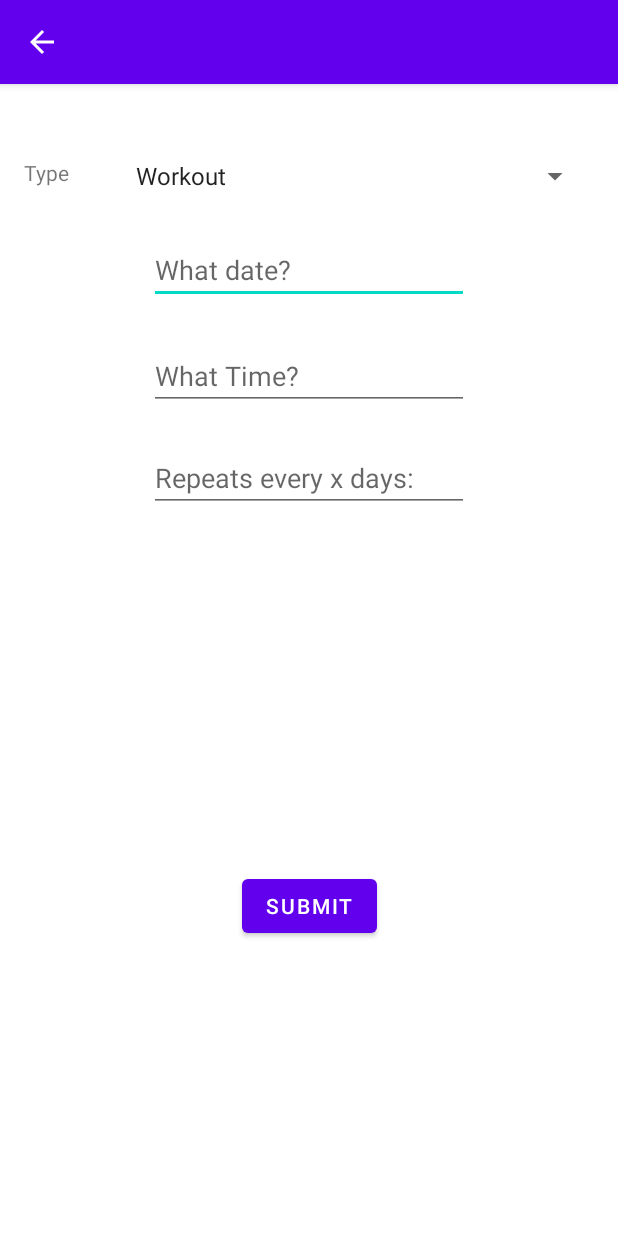
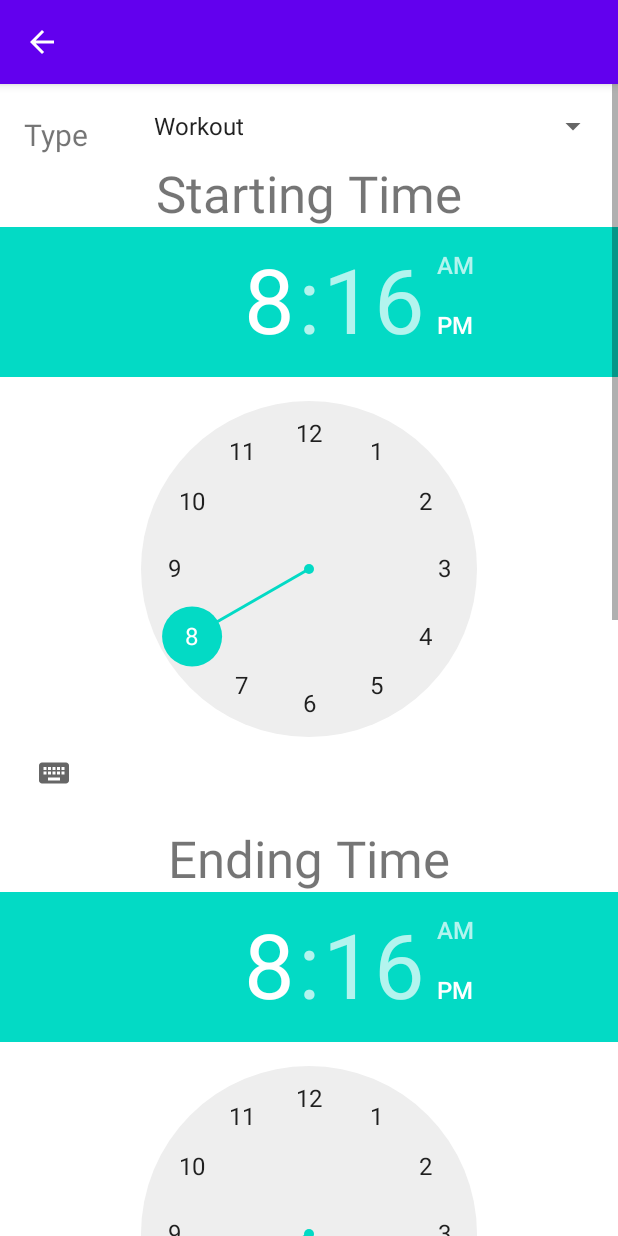
Before and after one commit to Sai5810/ScheduleMatch, an Android app: the ItemAct screen opened directly, with no data from a screen before it, on a phone screen of 412 x 824 dp. Run offline under Robolectric (Android 15) with nearby library versions, the phone set to English and light mode, and no system bars.

```diff
--- a/app/src/main/java/com/vakasai/myapplication/ItemAct.java
+++ b/app/src/main/java/com/vakasai/myapplication/ItemAct.java
@@ -1,35 +1,62 @@
 package com.vakasai.myapplication;
 
+import android.app.DatePickerDialog;
 import android.content.Intent;
 import android.os.Bundle;
 import android.view.View;
 import android.widget.ArrayAdapter;
+import android.widget.DatePicker;
 import android.widget.EditText;
 import android.widget.Spinner;
+import android.widget.TimePicker;
 
 import androidx.appcompat.app.AppCompatActivity;
 
+import java.text.SimpleDateFormat;
+import java.util.Calendar;
+import java.util.Locale;
+
 public class ItemAct extends AppCompatActivity {
+    final Calendar myCalendar = Calendar.getInstance();
+    EditText editText;
+
     @Override
     protected void onCreate(Bundle savedInstanceState) {
         super.onCreate(savedInstanceState);
         setContentView(R.layout.item);
-        Spinner spin = (Spinner) findViewById(R.id.spinner);
+        Spinner spin = findViewById(R.id.spinner);
         ArrayAdapter<CharSequence> adapt = ArrayAdapter
                 .createFromResource(this, R.array.type_arr,
                         android.R.layout.simple_spinner_item);
         adapt.setDropDownViewResource(android.R.layout.simple_spinner_dropdown_item);
         spin.setAdapter(adapt);
+        editText = findViewById(R.id.date);
+        DatePickerDialog.OnDateSetListener date = (view, year, month, day) -> {
+            myCalendar.set(Calendar.YEAR, year);
+            myCalendar.set(Calendar.MONTH, month);
+            myCalendar.set(Calendar.DAY_OF_MONTH, day);
+            updateLabel();
+        };
+        editText.setOnClickListener(view -> new DatePickerDialog(ItemAct.this, date, myCalendar.get(Calendar.YEAR), myCalendar.get(Calendar.MONTH), myCalendar.get(Calendar.DAY_OF_MONTH)).show());
     }
+
+    private void updateLabel() {
+        String myFormat = "MM/dd/yy";
+        SimpleDateFormat dateFormat = new SimpleDateFormat(myFormat, Locale.US);
+        editText.setText(dateFormat.format(myCalendar.getTime()));
+    }
+
     public void formFilled(View v) {
         Intent intent = new Intent();
-        Spinner spin = (Spinner) findViewById(R.id.spinner);
-        EditText date = (EditText) findViewById(R.id.date);
-        EditText time = (EditText) findViewById(R.id.time);
-        EditText repetitions = (EditText) findViewById(R.id.repetitions);
+        Spinner spin = findViewById(R.id.spinner);
+        EditText date = findViewById(R.id.date);
+        TimePicker stTime = findViewById(R.id.timePicker);
+        TimePicker endTime = findViewById(R.id.timePicker2);
+        EditText repetitions = findViewById(R.id.repetitions);
         intent.putExtra("type", spin.getSelectedItem().toString());
         intent.putExtra("date", date.getText().toString());
-        intent.putExtra("time", time.getText().toString());
+        intent.putExtra("stTime", new int[]{stTime.getHour(), stTime.getMinute()});
+        intent.putExtra("endTime", new int[]{endTime.getHour(), endTime.getMinute()});
         intent.putExtra("repetitions", repetitions.getText().toString());
         setResult(RESULT_OK, intent);
         finish();
--- a/app/src/main/java/com/vakasai/myapplication/MainActivity.java
+++ b/app/src/main/java/com/vakasai/myapplication/MainActivity.java
@@ -22,7 +22,12 @@ public class MainActivity extends AppCompatActivity {
     public void onActivityResult(int requestCode, int resultCode, Intent data) {
         super.onActivityResult(requestCode, resultCode, data);
         if (requestCode == 1 && resultCode == RESULT_OK) {
-                String strEditText = data.getStringExtra("editTextValue");
+            int[] stTime = data.getIntArrayExtra("stTime");
+            int[] endTime = data.getIntArrayExtra("endTime");
+            int repetitions = Integer.parseInt(data.getStringExtra("repetitions"));
+            String type = data.getStringExtra("type");
+            String date = data.getStringExtra("date");
+
         }
     }
 
--- a/app/src/main/res/layout/item.xml
+++ b/app/src/main/res/layout/item.xml
@@ -1,16 +1,21 @@
 <?xml version="1.0" encoding="utf-8"?>
-<androidx.constraintlayout.widget.ConstraintLayout xmlns:android="http://schemas.android.com/apk/res/android"
+<ScrollView xmlns:android="http://schemas.android.com/apk/res/android"
     xmlns:app="http://schemas.android.com/apk/res-auto"
     android:layout_width="match_parent"
     android:layout_height="match_parent">
+
+    <androidx.constraintlayout.widget.ConstraintLayout
+        android:layout_width="match_parent"
+        android:layout_height="wrap_content">
 
         <TextView
             android:id="@+id/textView2"
             android:layout_width="wrap_content"
             android:layout_height="wrap_content"
             android:layout_marginStart="16dp"
-        android:layout_marginTop="49dp"
+            android:layout_marginTop="20dp"
             android:text="@string/type"
+            android:textSize="20sp"
             app:layout_constraintStart_toStartOf="parent"
             app:layout_constraintTop_toTopOf="parent" />
 
@@ -19,7 +24,7 @@
             android:layout_width="311dp"
             android:layout_height="wrap_content"
             android:layout_marginStart="36dp"
-        android:layout_marginTop="49dp"
+            android:layout_marginTop="16dp"
             app:layout_constraintStart_toEndOf="@+id/textView2"
             app:layout_constraintTop_toTopOf="parent" />
 
@@ -27,51 +32,88 @@
             android:id="@+id/date"
             android:layout_width="wrap_content"
             android:layout_height="wrap_content"
-        android:layout_marginTop="28dp"
+            android:layout_marginTop="544dp"
+            android:autofillHints="date"
+            android:clickable="false"
+            android:cursorVisible="false"
             android:ems="10"
+            android:focusable="false"
+            android:focusableInTouchMode="false"
+            android:hint="@string/what_date"
             android:inputType="date"
             app:layout_constraintEnd_toEndOf="parent"
+            app:layout_constraintHorizontal_bias="0.497"
             app:layout_constraintStart_toStartOf="parent"
-        app:layout_constraintTop_toBottomOf="@+id/spinner"
-        android:hint="@string/what_date"
-        android:autofillHints="date"/>
+            app:layout_constraintTop_toBottomOf="@+id/spinner" />
 
-    <EditText
-        android:id="@+id/time"
+
+        <TextView
+            android:id="@+id/timeLabel"
             android:layout_width="wrap_content"
             android:layout_height="wrap_content"
-        android:layout_marginTop="25dp"
-        android:ems="10"
-        android:inputType="time"
+            android:text="@string/starting_time"
+            android:textSize="34sp"
+            android:layout_marginTop="10dp"
             app:layout_constraintEnd_toEndOf="parent"
             app:layout_constraintStart_toStartOf="parent"
-        app:layout_constraintTop_toBottomOf="@+id/date"
-        android:hint="@string/what_time"
-        android:autofillHints="time"/>
+            app:layout_constraintTop_toBottomOf="@id/spinner" />
+
+        <TimePicker
+            android:id="@+id/timePicker"
+            android:layout_width="wrap_content"
+            android:layout_height="wrap_content"
+            android:layout_marginBottom="28dp"
+            app:layout_constraintEnd_toEndOf="parent"
+            app:layout_constraintHorizontal_bias="1.0"
+            app:layout_constraintStart_toStartOf="parent"
+            app:layout_constraintTop_toBottomOf="@id/timeLabel" />
+
+        <TextView
+            android:id="@+id/timeLabel2"
+            android:layout_width="wrap_content"
+            android:layout_height="wrap_content"
+            android:layout_marginTop="10dp"
+            android:text="@string/ending_time"
+            android:textSize="34sp"
+            app:layout_constraintEnd_toEndOf="parent"
+            app:layout_constraintStart_toStartOf="parent"
+            app:layout_constraintTop_toBottomOf="@id/timePicker" />
+
+        <TimePicker
+            android:id="@+id/timePicker2"
+            android:layout_width="wrap_content"
+            android:layout_height="wrap_content"
+            android:layout_marginBottom="392dp"
+            app:layout_constraintEnd_toEndOf="parent"
+            app:layout_constraintHorizontal_bias="0.554"
+            app:layout_constraintStart_toStartOf="parent"
+            app:layout_constraintTop_toBottomOf="@id/timeLabel2" />
 
         <EditText
             android:id="@+id/repetitions"
             android:layout_width="wrap_content"
             android:layout_height="wrap_content"
-        android:layout_marginTop="240dp"
+            android:layout_marginTop="632dp"
+            android:autofillHints="repetitions"
             android:ems="10"
             android:hint="@string/repeats_every_x_days"
             android:inputType="number"
             app:layout_constraintEnd_toEndOf="parent"
+            app:layout_constraintHorizontal_bias="0.497"
             app:layout_constraintStart_toStartOf="parent"
-        app:layout_constraintTop_toTopOf="parent"
-        android:autofillHints="repetitions"/>
+            app:layout_constraintTop_toBottomOf="@id/timePicker2" />
 
         <Button
             android:id="@+id/button2"
             android:layout_width="wrap_content"
             android:layout_height="wrap_content"
-        android:layout_marginBottom="196dp"
+            android:layout_marginBottom="4dp"
+            android:onClick="formFilled"
             android:text="@string/submit"
-        app:layout_constraintBottom_toBottomOf="parent"
             app:layout_constraintEnd_toEndOf="parent"
             app:layout_constraintStart_toStartOf="parent"
-        android:onClick="formFilled"/>
+            app:layout_constraintTop_toBottomOf="@id/repetitions" />
 
 
     </androidx.constraintlayout.widget.ConstraintLayout>
+</ScrollView>
--- a/app/src/main/res/values/strings.xml
+++ b/app/src/main/res/values/strings.xml
@@ -29,4 +29,6 @@
 
     <string name="hello_first_fragment">Hello first fragment</string>
     <string name="hello_second_fragment">Hello second fragment. Arg: %1$s</string>
+    <string name="starting_time">Starting Time</string>
+    <string name="ending_time">Ending Time</string>
 </resources>
```
Lines whose indentation alone changed are shown as unchanged.
